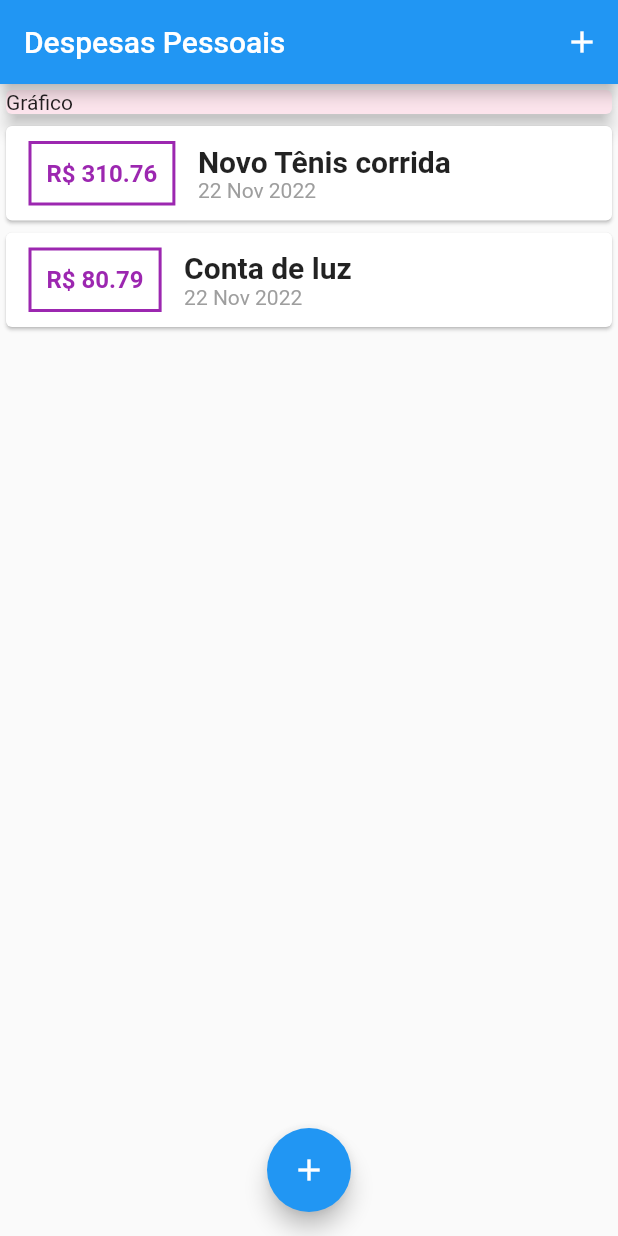
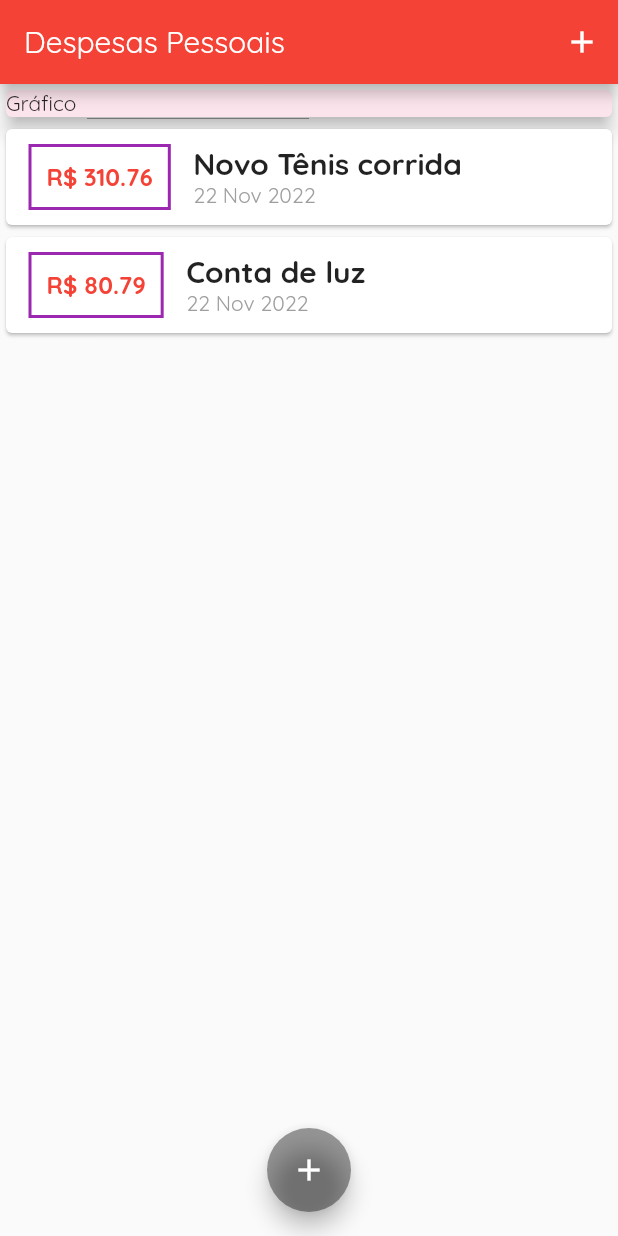
Before and after one commit to Jamilyasbarb/expanses, a Flutter app: the screen it shows after launch, on a phone screen of 412 x 824 dp. Run offline on Flutter 3.47's test engine with Material 2 defaults, Android fonts, the phone set to English and light mode, and no system bars.

Commit message:
adicionei fontes

```diff
--- a/lib/components/transaction_list_component.dart
+++ b/lib/components/transaction_list_component.dart
@@ -36,7 +36,7 @@ class TransactionList extends StatelessWidget {
                     style: TextStyle(
                       fontWeight: FontWeight.bold,
                       fontSize: 16,
-                      color: Colors.purple
+                      color: Theme.of(context).primaryColor
                     ),
                   ),
                 ),
@@ -62,19 +62,6 @@ class TransactionList extends StatelessWidget {
               ],
             ),
           );
-          // return ListTile(
-          //   leading: ClipRRect(
-          //     borderRadius: BorderRadius.circular(50),
-          //     child: Container(
-          //       height: 150,
-          //       width: 58,
-          //       color: Colors.blue,
-          //       child: Center(child: Text(tr.value.toString())),
-          //     ),
-          //   ),
-          //   title: Text(tr.title),
-          //   subtitle: Text(tr.date.toString()),
-          // );
         }).toList(),
       ),
     );
--- a/lib/main.dart
+++ b/lib/main.dart
@@ -17,6 +17,11 @@ class ExpansesApp extends StatelessWidget {
   Widget build(BuildContext context) {
     return MaterialApp(
       home: MyHomePage(),
+      theme: ThemeData(
+        primarySwatch: Colors.red,
+        accentColor: Colors.black38,
+        fontFamily: 'Quicksand'
+      ),
     );
   }
 }
```
Also changed, not shown: pubspec.yaml (+11 -6 lines), assets/fonts/OpenSans-Bold.ttf (added), assets/fonts/OpenSans-Regular.ttf (added), assets/fonts/Quicksand-Bold.ttf (added), assets/fonts/Quicksand-Light.ttf (added), assets/fonts/Quicksand-Medium.ttf (added), assets/fonts/Quicksand-Regular.ttf (added).
